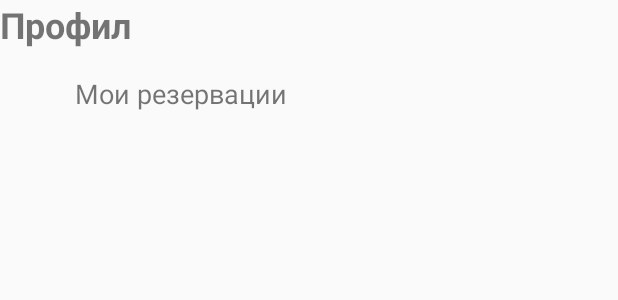
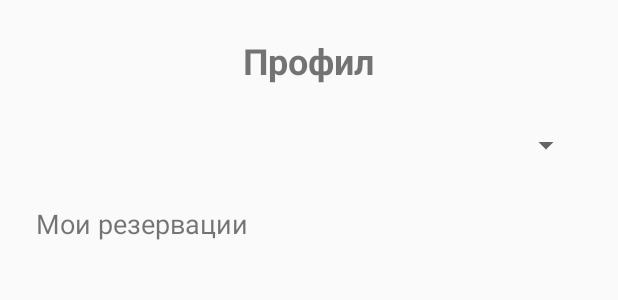
Before and after one commit to ilija2531/CarWashApp, an Android app built with Jetpack Compose: the layout fragment_profile.xml on its own in the app's theme, with its tools: preview values and no code run, on a phone screen of 412 x 824 dp. Shown: the top 300 px of the screen. Run offline under Robolectric (Android 15) with nearby library versions, the phone set to English and light mode, and no system bars.

Commit message:
Added internationalization and modified some things

```diff
--- a/CarWashApp/app/src/main/res/layout/fragment_profile.xml
+++ b/CarWashApp/app/src/main/res/layout/fragment_profile.xml
@@ -1,46 +1,46 @@
 <?xml version="1.0" encoding="utf-8"?>
-<FrameLayout xmlns:android="http://schemas.android.com/apk/res/android"
+<LinearLayout xmlns:android="http://schemas.android.com/apk/res/android"
     xmlns:tools="http://schemas.android.com/tools"
     android:layout_width="match_parent"
     android:layout_height="match_parent"
-    android:gravity="center">
+    android:orientation="vertical"
+    android:padding="24dp"
+    tools:context=".fragments.ProfileFragment">
+
 
     <TextView
+        android:id="@+id/txtProfileTitle"
+        android:layout_width="wrap_content"
+        android:layout_height="wrap_content"
         android:text="Профил"
         android:textSize="24sp"
         android:textStyle="bold"
+        android:layout_gravity="center_horizontal"
+        android:layout_marginBottom="16dp" />
+
+
+    <Spinner
+        android:id="@+id/spinnerLanguage"
         android:layout_width="wrap_content"
         android:layout_height="wrap_content"
-        tools:ignore="VisualLintOverlap" />
+        android:layout_gravity="end"
+        android:layout_marginBottom="16dp"
+        android:minHeight="48dp" />
 
-    <LinearLayout
-        android:layout_width="match_parent"
-        android:layout_height="match_parent"
-        android:orientation="vertical"
-        android:padding="50dp"
-        tools:ignore="RedundantNamespace">
 
     <TextView
+        android:id="@+id/txtMyBookings"
+        android:layout_width="wrap_content"
+        android:layout_height="wrap_content"
         android:text="Мои резервации"
         android:textSize="18sp"
-            android:layout_marginBottom="8dp"
-            android:layout_width="wrap_content"
-            android:layout_height="wrap_content"/>
+        android:layout_marginBottom="8dp" />
+
 
     <androidx.recyclerview.widget.RecyclerView
         android:id="@+id/recyclerBookings"
         android:layout_width="match_parent"
-            android:layout_height="match_parent"/>
-
-        <Button
-            android:id="@+id/btnLogout"
-            android:layout_width="match_parent"
-            android:layout_height="25dp"
-            android:layout_marginTop="16dp"
-            android:text="Одјави се"
-            android:textColorHint="#0000"
-            />
+        android:layout_height="0dp"
+        android:layout_weight="1" />
 
 </LinearLayout>
-
-</FrameLayout>
```
Also changed, not shown: CarWashApp/app/src/main/java/com/example/carwashapp/fragments/ProfileFragment.kt (+59 -8 lines), CarWashApp/app/src/main/res/values/strings.xml (+10 -7 lines), 1 other file. Lines whose indentation alone changed are shown as unchanged.
